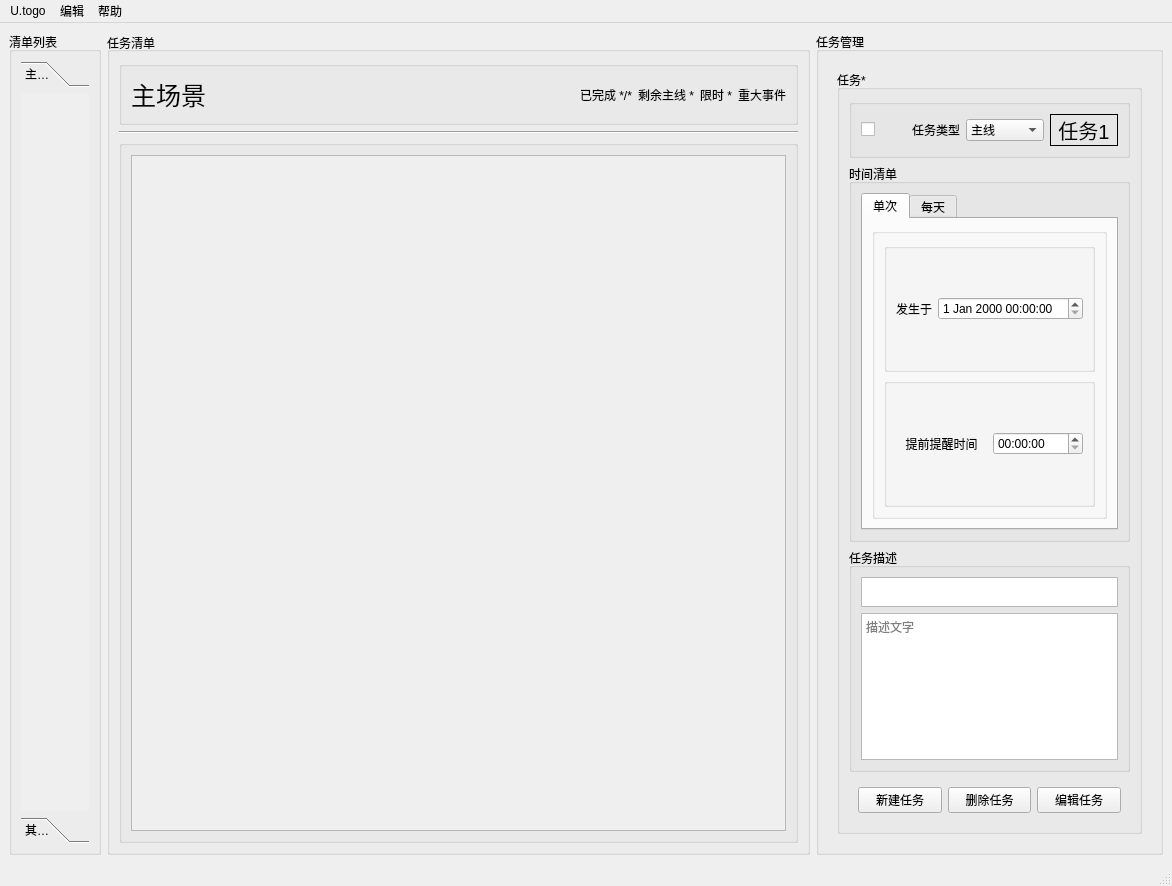
Qt form src/ui/mainwindow.ui (medihbt/utogo) before a commit.
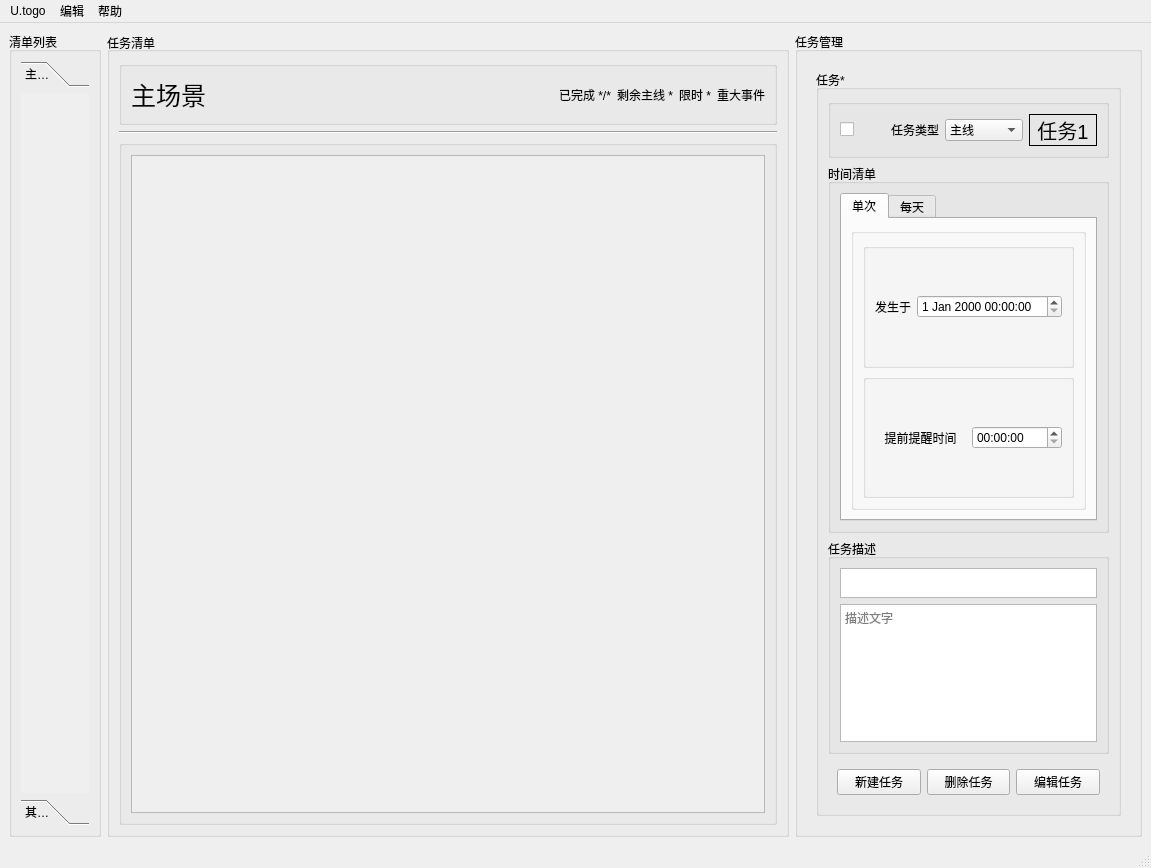
The same form after that commit. Icons and pictures are not drawn.

Diff of the .ui file:
```diff
--- a/src/ui/mainwindow.ui
+++ b/src/ui/mainwindow.ui
@@ -6,8 +6,8 @@
    <rect>
     <x>0</x>
     <y>0</y>
-    <width>1172</width>
-    <height>886</height>
+    <width>1151</width>
+    <height>868</height>
    </rect>
   </property>
   <property name="windowTitle">
@@ -44,7 +44,7 @@
             <x>0</x>
             <y>0</y>
             <width>68</width>
-            <height>705</height>
+            <height>687</height>
            </rect>
           </property>
           <attribute name="label">
@@ -186,8 +186,8 @@
               <rect>
                <x>0</x>
                <y>0</y>
-               <width>631</width>
-               <height>669</height>
+               <width>610</width>
+               <height>651</height>
               </rect>
              </property>
              <layout class="QHBoxLayout" name="horizontalLayout">
@@ -1089,30 +1089,30 @@
     <rect>
      <x>0</x>
      <y>0</y>
-     <width>1172</width>
+     <width>1151</width>
      <height>25</height>
     </rect>
    </property>
-   <widget class="QMenu" name="menuU_togo">
+   <widget class="QMenu" name="menuUtoGo">
     <property name="title">
      <string>U.togo</string>
     </property>
     <addaction name="menu_main_exit"/>
    </widget>
-   <widget class="QMenu" name="menu">
+   <widget class="QMenu" name="menuEdit">
     <property name="title">
      <string>编辑</string>
     </property>
    </widget>
-   <widget class="QMenu" name="menu_2">
+   <widget class="QMenu" name="menuHelp">
     <property name="title">
      <string>帮助</string>
     </property>
     <addaction name="action_2"/>
    </widget>
-   <addaction name="menuU_togo"/>
-   <addaction name="menu"/>
-   <addaction name="menu_2"/>
+   <addaction name="menuUtoGo"/>
+   <addaction name="menuEdit"/>
+   <addaction name="menuHelp"/>
   </widget>
   <widget class="QStatusBar" name="statusbar"/>
   <action name="menu_main_exit">
```
Left out of the diff: 34 changed lines with no effect on the pictures.
